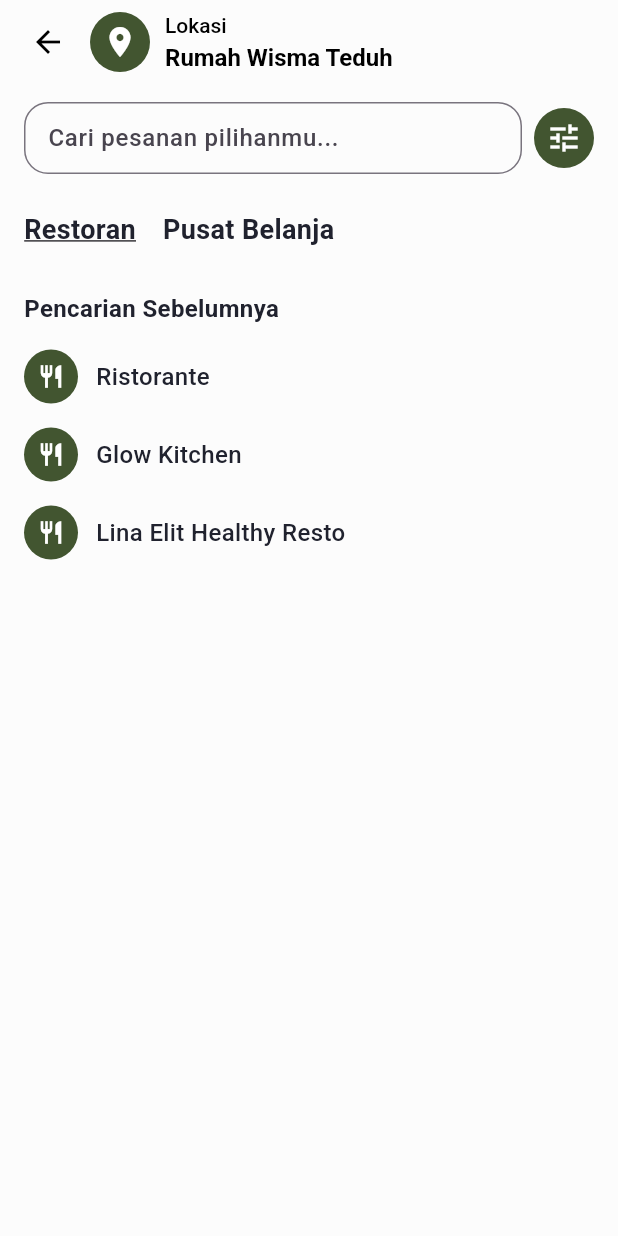
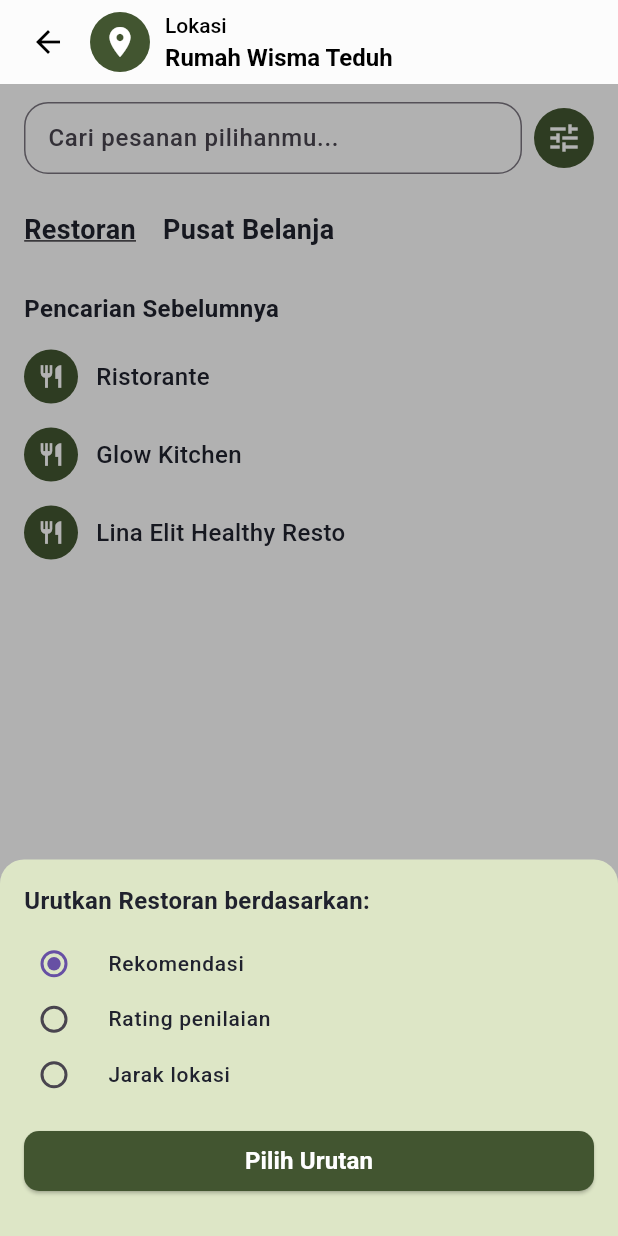
Before and after one commit to jasonrivalino/ta_nutrisenior_app, a Flutter app: the SearchView screen opened by its route, after a tap on the "tune" icon, on a phone screen of 412 x 824 dp. Run offline on Flutter 3.47's test engine with Material 3 defaults, Android fonts, the phone set to English and light mode, and no system bars; our stand-ins replace connectivity_plus, flutter_local_notifications, fluttertoast, font_awesome_flutter, go_router, google_maps_flutter and 5 more; accounts and stored records are empty; Roboto replaces fonts that are missing (Roboto-Bold, Roboto-Medium).

Commit message:
feat: implement sorting search

```diff
--- a/lib/features/OrderSection/SearchingMenu/search_controller.dart
+++ b/lib/features/OrderSection/SearchingMenu/search_controller.dart
@@ -3,15 +3,47 @@ import '../../../database/business_promo_list_table.dart';
 import '../../../shared/utils/is_business_open.dart';
 
 class SearchPageController {
+  static List<Map<String, dynamic>> _getSortedData(String type, int sortOption) {
+    final data = _joinedBusinessData
+        .where((business) => business['business_type'] == type)
+        .toList();
+
+    // Sort open businesses first
+    data.sort((a, b) {
+      final aOpen = isBusinessOpen(a['business_open_hour'], a['business_close_hour']);
+      final bOpen = isBusinessOpen(b['business_open_hour'], b['business_close_hour']);
+      if (aOpen && !bOpen) return -1;
+      if (!aOpen && bOpen) return 1;
+      return 0;
+    });
+
+    // Apply sortOption
+    if (sortOption == 1) {
+      // Rating: largest to smallest
+      data.sort((a, b) => (b['business_rating'] as double).compareTo(a['business_rating'] as double));
+    } else if (sortOption == 2) {
+      // Distance: smallest to largest
+      data.sort((a, b) => (a['business_distance'] as double).compareTo(b['business_distance'] as double));
+    }
+
+    return data;
+  }
+
+  static List<Map<String, dynamic>> restaurantList({int sortOption = 0}) {
+    return _getSortedData('restaurant', sortOption);
+  }
+
+  static List<Map<String, dynamic>> marketList({int sortOption = 0}) {
+    return _getSortedData('market', sortOption);
+  }
+
   static List<Map<String, dynamic>> get _joinedBusinessData {
     return businessListTable.map((business) {
-      // Find matching promo by business_id
       final promo = businessPromoListTable.firstWhere(
         (p) => p['business_id'] == business['business_id'],
         orElse: () => {},
       );
 
-      // Merge business and promo data
       return {
         ...business,
         'discount_number': promo['discount_number'],
@@ -19,40 +51,4 @@ class SearchPageController {
       };
     }).toList();
   }
-
-  static List<Map<String, dynamic>> get restaurantList {
-    final data = _joinedBusinessData
-        .where((business) => business['business_type'] == 'restaurant')
-        .toList();
-
-    // Sort: open businesses first
-    data.sort((a, b) {
-      final aOpen = isBusinessOpen(a['business_open_hour'], a['business_close_hour']);
-      final bOpen = isBusinessOpen(b['business_open_hour'], b['business_close_hour']);
-
-      if (aOpen && !bOpen) return -1;
-      if (!aOpen && bOpen) return 1;
-      return 0;
-    });
-
-    return data;
-  }
-
-  static List<Map<String, dynamic>> get marketList {
-    final data = _joinedBusinessData
-        .where((business) => business['business_type'] == 'market')
-        .toList();
-
-    // Sort: open businesses first
-    data.sort((a, b) {
-      final aOpen = isBusinessOpen(a['business_open_hour'], a['business_close_hour']);
-      final bOpen = isBusinessOpen(b['business_open_hour'], b['business_close_hour']);
-
-      if (aOpen && !bOpen) return -1;
-      if (!aOpen && bOpen) return 1;
-      return 0;
-    });
-
-    return data;
-  }
 }
--- a/lib/features/OrderSection/SearchingMenu/search_view.dart
+++ b/lib/features/OrderSection/SearchingMenu/search_view.dart
@@ -19,10 +19,13 @@ class _SearchViewState extends State<SearchView> {
   int selectedIndex = 0;
   String _searchQuery = '';
 
+  bool _showSortOverlay = false;
+  int _selectedSortOption = 0;
+  int _tempSelectedSortOption = 0;
+
   final List<int> recentRestaurantSearches = [1, 6, 13];
   final List<int> recentMarketSearches = [8, 10];
 
-  /// Helper to get business data from IDs
   List<Map<String, dynamic>> getRecentSearchData(
       List<int> ids, List<Map<String, dynamic>> source) {
     return ids
@@ -35,23 +38,28 @@ class _SearchViewState extends State<SearchView> {
   }
 
   @override
+  void initState() {
+    super.initState();
+    _tempSelectedSortOption = _selectedSortOption;
+  }
+
+  @override
   Widget build(BuildContext context) {
     final businesses = selectedIndex == 0
-        ? SearchPageController.restaurantList
-        : SearchPageController.marketList;
+        ? SearchPageController.restaurantList(sortOption: _selectedSortOption)
+        : SearchPageController.marketList(sortOption: _selectedSortOption);
 
     final recentSearchData = selectedIndex == 0
         ? getRecentSearchData(recentRestaurantSearches, businesses)
         : getRecentSearchData(recentMarketSearches, businesses);
 
-    // Filtered by name that contains the query (case-insensitive)
     final filteredBusinesses = _searchQuery.isEmpty
         ? []
         : businesses
-            .where((b) =>
-                b['business_name'].toString().toLowerCase().contains(
-                      _searchQuery.toLowerCase(),
-                    ))
+            .where((b) => b['business_name']
+                .toString()
+                .toLowerCase()
+                .contains(_searchQuery.toLowerCase()))
             .toList();
 
     return Scaffold(
@@ -64,7 +72,9 @@ class _SearchViewState extends State<SearchView> {
         titleSpacing: 0,
         title: const CustomLocationAppBarTitle(),
       ),
-      body: Column(
+      body: Stack(
+        children: [
+          Column(
             crossAxisAlignment: CrossAxisAlignment.start,
             children: [
               const SizedBox(height: 12),
@@ -74,7 +84,10 @@ class _SearchViewState extends State<SearchView> {
                   setState(() => _searchQuery = value);
                 },
                 onFilterPressed: () {
-              // Future filter dialog
+                  setState(() {
+                    _tempSelectedSortOption = _selectedSortOption;
+                    _showSortOverlay = true;
+                  });
                 },
               ),
               const SizedBox(height: 24),
@@ -83,6 +96,8 @@ class _SearchViewState extends State<SearchView> {
                 onTabSelected: (index) {
                   setState(() {
                     selectedIndex = index;
+                    _searchQuery = '';
+                    _searchController.clear();
                   });
                 },
               ),
@@ -128,7 +143,6 @@ class _SearchViewState extends State<SearchView> {
                                 final route = type == 'restaurant'
                                     ? '/restaurant/detail/${business['business_id']}'
                                     : '/market/detail/${business['business_id']}';
-
                                 context.push(route, extra: business);
                               },
                             );
@@ -138,6 +152,26 @@ class _SearchViewState extends State<SearchView> {
                     ),
             ],
           ),
+          if (_showSortOverlay) ...[
+            ModalBarrier(
+              dismissible: false,
+              color: Colors.black.withAlpha(76),
+            ),
+            SortFilterOverlay(
+              selectedOption: _tempSelectedSortOption,
+              onOptionSelected: (val) {
+                setState(() => _tempSelectedSortOption = val);
+              },
+              onApply: () {
+                setState(() {
+                  _selectedSortOption = _tempSelectedSortOption;
+                  _showSortOverlay = false;
+                });
+              },
+            ),
+          ],
+        ],
+      ),
     );
   }
 }
--- a/lib/features/OrderSection/SearchingMenu/search_widget.dart
+++ b/lib/features/OrderSection/SearchingMenu/search_widget.dart
@@ -222,3 +222,98 @@ class RecentSearchList extends StatelessWidget {
     );
   }
 }
+
+class SortFilterOverlay extends StatelessWidget {
+  final int selectedOption;
+  final Function(int) onOptionSelected;
+  final VoidCallback onApply;
+
+  const SortFilterOverlay({
+    super.key,
+    required this.selectedOption,
+    required this.onOptionSelected,
+    required this.onApply,
+  });
+
+  @override
+  Widget build(BuildContext context) {
+    return Positioned(
+      bottom: 0,
+      left: 0,
+      right: 0,
+      child: Container(
+        padding: const EdgeInsets.all(16),
+        decoration: BoxDecoration(
+          color: AppColors.berylGreen,
+          borderRadius: const BorderRadius.vertical(top: Radius.circular(16)),
+        ),
+        child: Column(
+          mainAxisSize: MainAxisSize.min,
+          crossAxisAlignment: CrossAxisAlignment.start,
+          children: [
+            const Text(
+              'Urutkan Restoran berdasarkan:',
+              style: TextStyle(
+                color: AppColors.dark,
+                fontFamily: AppFonts.fontBold,
+                fontSize: 16,
+                fontWeight: FontWeight.bold,
+              ),
+            ),
+            const SizedBox(height: 12),
+            _buildRadio(0, 'Rekomendasi'),
+            _buildRadio(1, 'Rating penilaian'),
+            _buildRadio(2, 'Jarak lokasi'),
+            const SizedBox(height: 15),
+            SizedBox(
+              width: double.infinity,
+              child: ElevatedButton(
+                onPressed: onApply,
+                style: ElevatedButton.styleFrom(
+                  backgroundColor: AppColors.woodland,
+                  shape: RoundedRectangleBorder(
+                    borderRadius: BorderRadius.circular(10),
+                  ),
+                ),
+                child: const Text(
+                  'Pilih Urutan',
+                  style: TextStyle(
+                    fontSize: 16,
+                    fontFamily: AppFonts.fontBold,
+                    fontWeight: FontWeight.bold,
+                    color: Colors.white,
+                  ),
+                ),
+              ),
+            ),
+            const SizedBox(height: 10),
+          ],
+        ),
+      ),
+    );
+  }
+
+  Widget _buildRadio(int value, String text) {
+    return RadioListTile<int>(
+      value: value,
+      groupValue: selectedOption,
+      onChanged: (int? value) {
+        if (value != null) {
+          onOptionSelected(value);
+        }
+      },
+      title: Text(
+        text,
+        style: const TextStyle(
+          fontSize: 14,
+          fontFamily: AppFonts.fontMedium,
+          fontWeight: FontWeight.w500,
+          color: AppColors.dark,
+        ),
+      ),
+      contentPadding: EdgeInsets.zero,
+      dense: true,
+      visualDensity: const VisualDensity(vertical: -4),
+    );
+  }
+}
```
Lines whose indentation alone changed are shown as unchanged.
